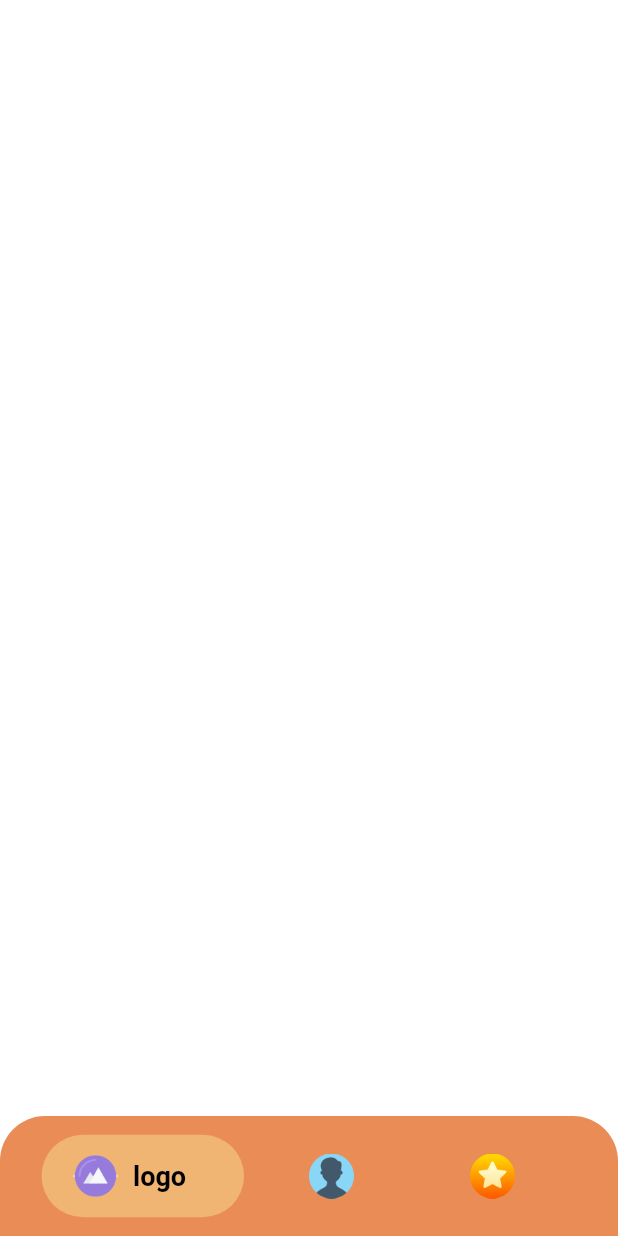
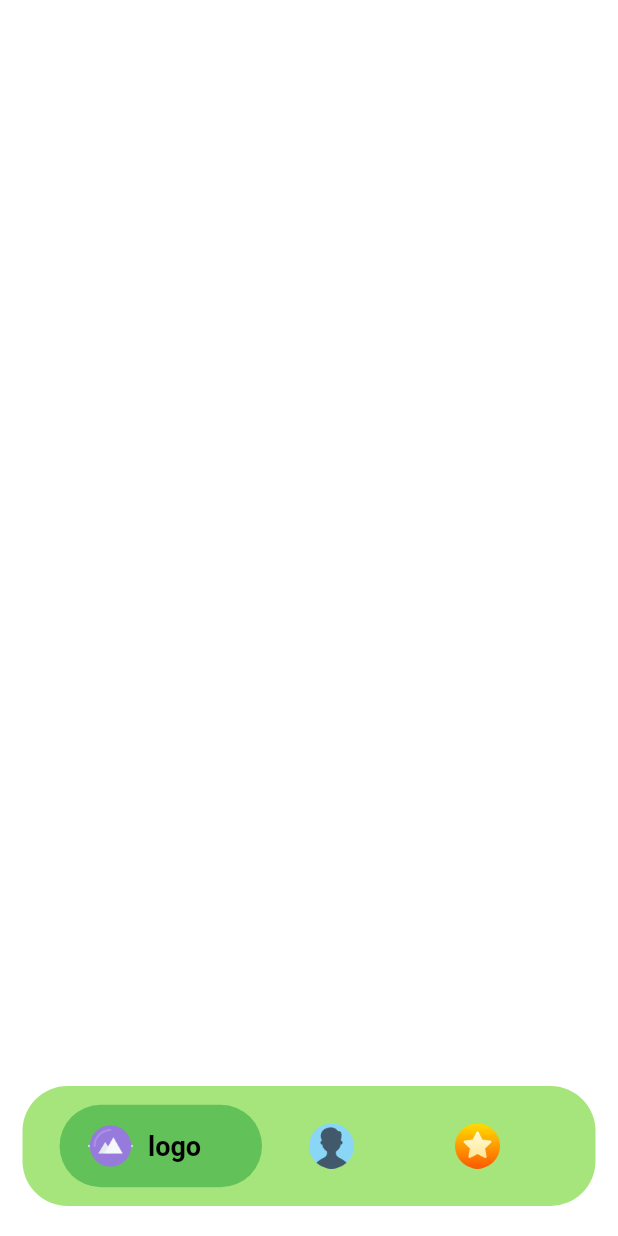
Before and after one commit to mahmoud-eslami/bottom-animation, a Flutter app: the screen it shows after launch, on a phone screen of 412 x 824 dp. Run offline on Flutter 3.47's test engine with Material 2 defaults, Android fonts, the phone set to English and light mode, and no system bars.

Commit message:
working on floating feature

```diff
--- a/example/lib/main.dart
+++ b/example/lib/main.dart
@@ -1,5 +1,4 @@
 import 'package:flutter/material.dart';
-import 'package:flutter/cupertino.dart';
 import 'package:bottom_animation/bottom_animation.dart';
 
 void main() {
@@ -45,19 +44,21 @@ class _MyAppState extends State<MyApp> {
       home: Scaffold(
         backgroundColor: Colors.white,
         bottomNavigationBar: BottomAnimation(
+          isFloating: true,
           selectedIndex: cIndex,
           items: items,
-          backgroundColor: Color(0xffea8c55),
+          backgroundColor: Color.fromARGB(255, 165, 229, 123),
           onItemSelect: (value) {
             setState(() {
               cIndex = value;
             });
           },
-          itemHoverColor: Color(0xfff5dd90),
+          itemHoverColor: Color.fromARGB(255, 34, 158, 56),
           itemHoverColorOpacity: .5,
           activeIconColor: Colors.black,
           deActiveIconColor: Colors.black38,
           barRadius: 30,
+          customBorderRadius: BorderRadius.circular(30),
           textStyle: TextStyle(
             color: Colors.black,
             fontWeight: FontWeight.bold,
--- a/example/pubspec.yaml
+++ b/example/pubspec.yaml
@@ -23,7 +23,7 @@ environment:
 dependencies:
   flutter:
     sdk: flutter
-  flutter_bloc: ^4.0.1
+  ionicons: ^0.1.2
 
 
   # The following adds the Cupertino Icons font to your application.
--- a/lib/source/navigation_bar.dart
+++ b/lib/source/navigation_bar.dart
@@ -16,12 +16,16 @@ class BottomAnimation extends StatefulWidget {
   final ValueChanged<int> onItemSelect;
   final double barHeight;
   final double barRadius;
+  // todo
+  final BorderRadiusGeometry? customBorderRadius;
   final Color itemHoverColor;
   final double itemHoverColorOpacity;
   final double itemHoverBorderRadius;
   final double itemHoverWidth;
   final double itemHoverHeight;
   final int hoverAlignmentDuration;
+  // todo
+  final bool isFloating;
 
   const BottomAnimation({
     Key? key,
@@ -32,6 +36,7 @@ class BottomAnimation extends StatefulWidget {
     required this.backgroundColor,
     required this.onItemSelect,
     required this.itemHoverColor,
+    this.customBorderRadius,
     this.hoverAlignmentDuration = 700,
     this.iconSize = 30,
     this.textStyle,
@@ -41,6 +46,7 @@ class BottomAnimation extends StatefulWidget {
     this.itemHoverColorOpacity = .13,
     this.itemHoverHeight = 55,
     this.itemHoverWidth = 150,
+    this.isFloating = false,
   }) : super(key: key);
 
   @override
@@ -96,10 +102,14 @@ class _BottomAnimationState extends State<BottomAnimation> {
 
   @override
   Widget build(BuildContext context) {
-    return Container(
+    return Padding(
+      padding: EdgeInsets.fromLTRB(widget.isFloating ? 15 : 0, 0,
+          widget.isFloating ? 15 : 0, widget.isFloating ? 20 : 0),
+      child: Container(
         decoration: BoxDecoration(
           color: widget.backgroundColor,
-        borderRadius: BorderRadius.vertical(
+          borderRadius: widget.customBorderRadius ??
+              BorderRadius.vertical(
                 top: Radius.circular(
                   widget.barRadius,
                 ),
@@ -112,12 +122,14 @@ class _BottomAnimationState extends State<BottomAnimation> {
             AnimatedAlign(
               curve: Curves.ease,
               duration: Duration(milliseconds: widget.hoverAlignmentDuration),
-            alignment: Alignment(calculateContainerPosition(widget.selectedIndex), 0),
+              alignment: Alignment(
+                  calculateContainerPosition(widget.selectedIndex), 0),
               child: Container(
                 width: widget.itemHoverWidth,
                 height: widget.itemHoverHeight,
                 decoration: BoxDecoration(
-                color: widget.itemHoverColor.withOpacity(widget.itemHoverColorOpacity),
+                  color: widget.itemHoverColor
+                      .withOpacity(widget.itemHoverColorOpacity),
                   borderRadius: BorderRadius.all(
                     Radius.circular(widget.itemHoverBorderRadius),
                   ),
@@ -147,6 +159,7 @@ class _BottomAnimationState extends State<BottomAnimation> {
               ),
             ),
           ],
+        ),
       ),
     );
   }
@@ -204,7 +217,9 @@ class _BarItemState extends State<BarItem> with TickerProviderStateMixin {
             widget.widget ??
                 Icon(
                   widget.iconData,
-                  color: widget.selected ? widget.activeColor : widget.deActiveColor,
+                  color: widget.selected
+                      ? widget.activeColor
+                      : widget.deActiveColor,
                   size: widget.iconSize,
                 ),
             SizedBox(
```
Also changed, not shown: pubspec.yaml (+1 -36 lines), example/pubspec.lock, pubspec.lock, 5 other files. Lines whose indentation alone changed are shown as unchanged.
